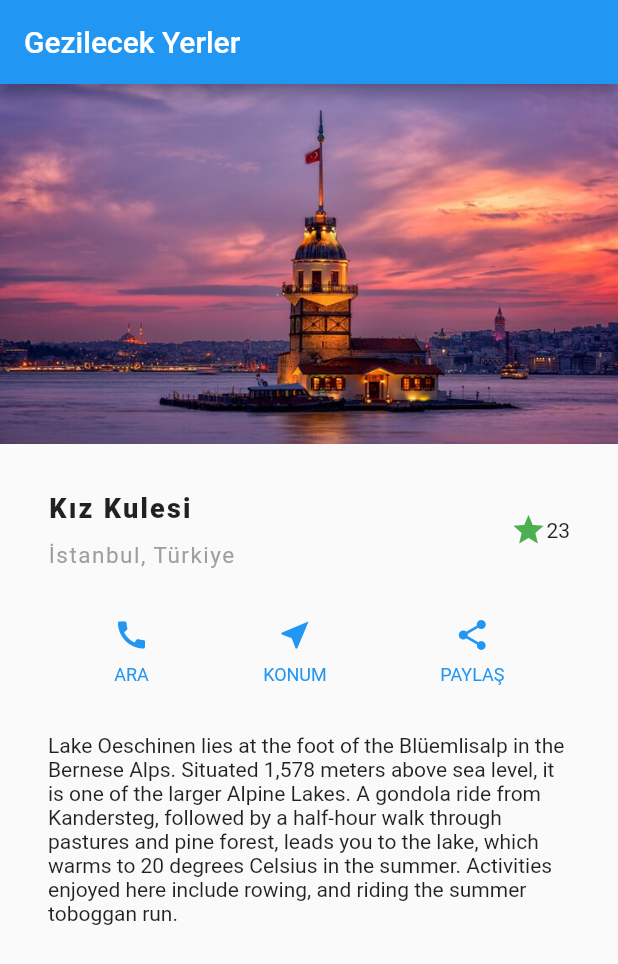
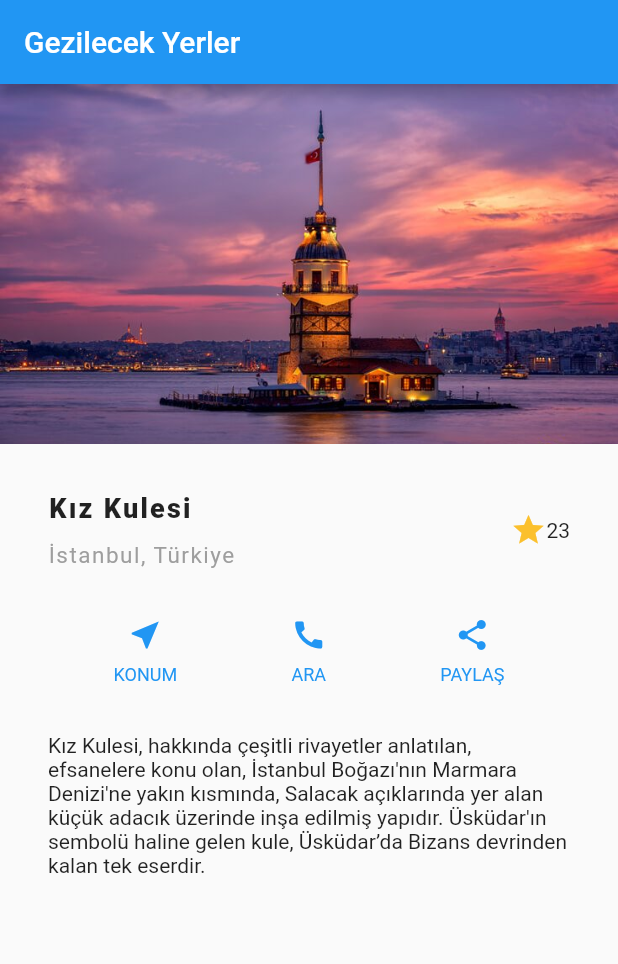
Before and after one commit to ahmetakyapi/Flutter-Place-Promotion-Card, a Flutter app: the screen it shows after launch, on a phone screen of 412 x 824 dp. Shown: the top 964 px of the screen. Run offline on Flutter 3.47's test engine with Material 2 defaults, Android fonts, the phone set to English and light mode, and no system bars.

Commit message:
Add star and desc.

```diff
--- a/lib/main.dart
+++ b/lib/main.dart
@@ -27,18 +27,15 @@ class MyApp extends StatelessWidget {
                   child: const Text(
                     'Kız Kulesi',
                     style: TextStyle(
-                      fontWeight: FontWeight.w800,
-                      fontSize: 18,
-                      letterSpacing:1.5
-                    ),
+                        fontWeight: FontWeight.w800,
+                        fontSize: 18,
+                        letterSpacing: 1.5),
                   ),
                 ),
                 Text(
                   'İstanbul, Türkiye',
-                  style: TextStyle(letterSpacing: 1,
-                    color: Colors.grey[500],
-                    fontSize: 15
-                  ),
+                  style: TextStyle(
+                      letterSpacing: 1, color: Colors.grey[500], fontSize: 15),
                 ),
               ],
             ),
@@ -46,7 +43,7 @@ class MyApp extends StatelessWidget {
           /*3*/
           Icon(
             Icons.star,
-            color: Colors.green[500],
+            color: Colors.yellow[700],
           ),
           const Text('23'),
         ],
@@ -58,8 +55,8 @@ class MyApp extends StatelessWidget {
     Widget buttonSection = Row(
       mainAxisAlignment: MainAxisAlignment.spaceEvenly,
       children: [
+        _buildButtonColumn(color, Icons.near_me, 'KONUM'),
         _buildButtonColumn(color, Icons.call, 'ARA'),
-        _buildButtonColumn(color, Icons.near_me, 'KONUM'),
         _buildButtonColumn(color, Icons.share, 'PAYLAŞ'),
       ],
     );
@@ -67,13 +64,7 @@ class MyApp extends StatelessWidget {
     Widget textSection = const Padding(
       padding: EdgeInsets.all(32),
       child: Text(
-        'Lake Oeschinen lies at the foot of the Blüemlisalp in the Bernese '
-        'Alps. Situated 1,578 meters above sea level, it is one of the '
-        'larger Alpine Lakes. A gondola ride from Kandersteg, followed by a '
-        'half-hour walk through pastures and pine forest, leads you to the '
-        'lake, which warms to 20 degrees Celsius in the summer. Activities '
-        'enjoyed here include rowing, and riding the summer toboggan run.',
-        softWrap: true,
+        "Kız Kulesi, hakkında çeşitli rivayetler anlatılan, efsanelere konu olan, İstanbul Boğazı'nın Marmara Denizi'ne yakın kısmında, Salacak açıklarında yer alan küçük adacık üzerinde inşa edilmiş yapıdır. Üsküdar'ın sembolü haline gelen kule, Üsküdar’da Bizans devrinden kalan tek eserdir."
       ),
     );
 
```
